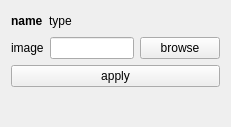
First picture: the form in ui/SaveImage.ui, repository Hboni/francis, before the edit.
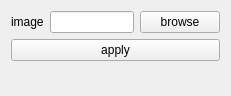
Second picture: the form after the edit.

```diff
--- a/ui/SaveImage.ui
+++ b/ui/SaveImage.ui
@@ -7,7 +7,7 @@
     <x>0</x>
     <y>0</y>
     <width>231</width>
-    <height>127</height>
+    <height>96</height>
    </rect>
   </property>
   <property name="windowTitle">
@@ -16,48 +16,6 @@
   <layout class="QVBoxLayout" name="verticalLayout">
    <item>
     <layout class="QVBoxLayout" name="verticalLayout_2">
-     <item>
-      <layout class="QHBoxLayout" name="horizontalLayout_3">
-       <item>
-        <widget class="QLabel" name="name">
-         <property name="font">
-          <font>
-           <weight>75</weight>
-           <bold>true</bold>
-          </font>
-         </property>
-         <property name="text">
-          <string>name</string>
-         </property>
-        </widget>
-       </item>
-       <item>
-        <widget class="QLabel" name="type">
-         <property name="font">
-          <font>
-           <italic>false</italic>
-          </font>
-         </property>
-         <property name="text">
-          <string>type</string>
-         </property>
-        </widget>
-       </item>
-       <item>
-        <spacer name="horizontalSpacer">
-         <property name="orientation">
-          <enum>Qt::Horizontal</enum>
-         </property>
-         <property name="sizeHint" stdset="0">
-          <size>
-           <width>40</width>
-           <height>20</height>
-          </size>
-         </property>
-        </spacer>
-       </item>
-      </layout>
-     </item>
      <item>
       <layout class="QHBoxLayout" name="horizontalLayout">
        <item>
```
